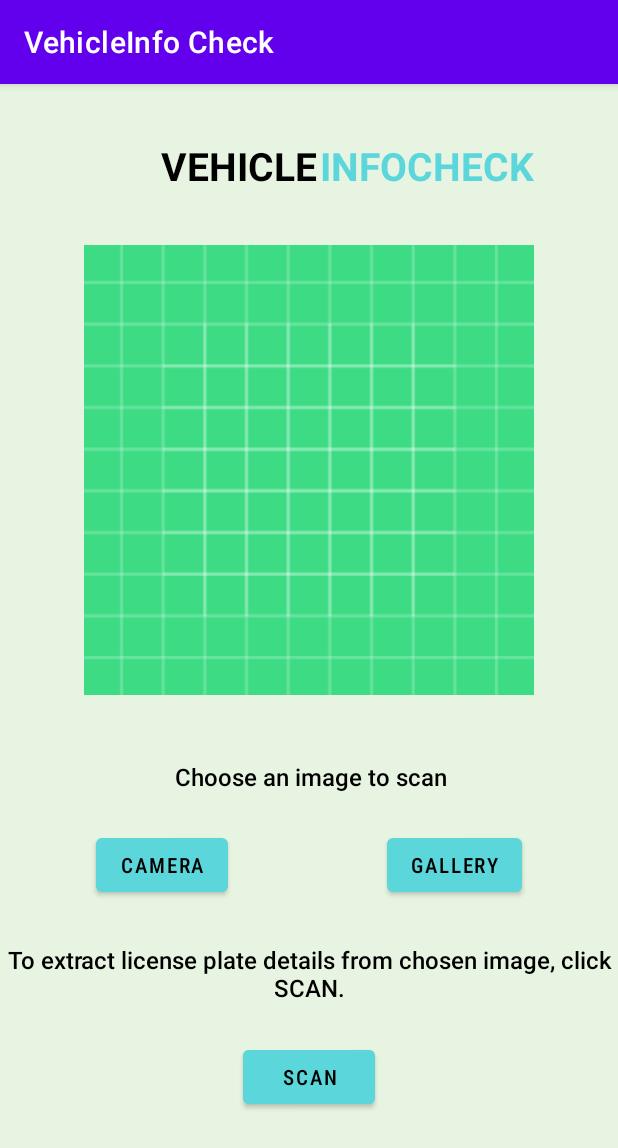
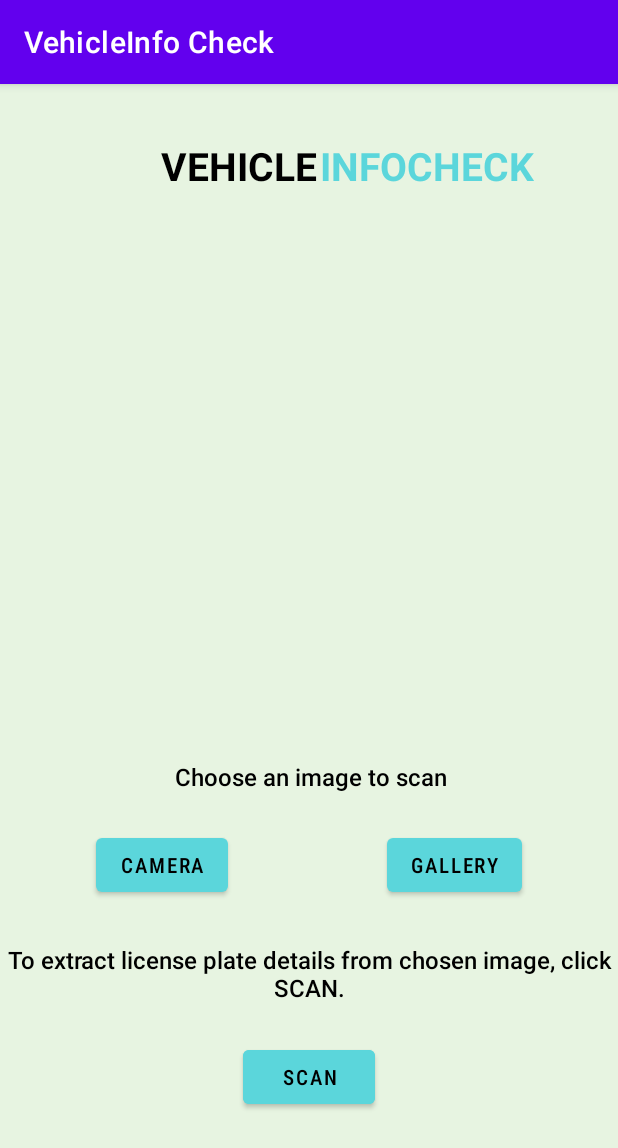
Before and after one commit to Jyotsna-Shetty/VehicleInfoCheck, an Android app: the ImageActivity screen opened directly, with no data from a screen before it, on a phone screen of 412 x 824 dp. Shown: the top 1148 px of the screen. Run offline under Robolectric (Android 15) with nearby library versions, the phone set to English and light mode, and no system bars; pictures from the network do not load; Roboto replaces fonts that are not available here.

Commit message:
Update ImageActivity.java

```diff
--- a/app/src/main/AndroidManifest.xml
+++ b/app/src/main/AndroidManifest.xml
@@ -24,7 +24,7 @@
 
         <provider
             android:name="androidx.core.content.FileProvider"
-            android:authorities="com.example.android.Fileprovider"
+            android:authorities="com.example.android.FileProvider"
             android:exported="false"
             android:grantUriPermissions="true">
             <meta-data
--- a/app/src/main/java/com/example/vehicleinfocheck/ImageActivity.java
+++ b/app/src/main/java/com/example/vehicleinfocheck/ImageActivity.java
@@ -96,6 +96,7 @@ public class ImageActivity extends AppCompatActivity {
             //checking resultCode
             if (resultCode == Activity.RESULT_OK) {
                 File f = new File(currentPhotoPath);//creating new file f from the currentPhotoPath
+                selectedImage.setVisibility(View.VISIBLE);
                 selectedImage.setImageURI(Uri.fromFile(f));//set image to imageview using uri
                 Log.d("tag", "Absolute Url of Image is " + Uri.fromFile(f));//display absolute url of the file
 
@@ -112,6 +113,7 @@ public class ImageActivity extends AppCompatActivity {
                 String timeStamp = new SimpleDateFormat("yyyyMMdd_HHmmss").format(new Date());//creating file name using time stamp
                 String imageFileName = "JPEG_" + timeStamp + "." + getFileExt(contentUri);
                 Log.d("tag", "onActivityResult: Gallery Image Uri: " + imageFileName);
+                selectedImage.setVisibility(View.VISIBLE);
                 selectedImage.setImageURI(contentUri);
             }
         }
--- a/app/src/main/res/layout/activity_image.xml
+++ b/app/src/main/res/layout/activity_image.xml
@@ -42,6 +42,7 @@
         android:id="@+id/displayImageView"
         android:layout_width="300dp"
         android:layout_height="300dp"
+        android:visibility="invisible"
         app:layout_constraintBottom_toBottomOf="parent"
         app:layout_constraintEnd_toEndOf="parent"
         app:layout_constraintStart_toStartOf="parent"
```
